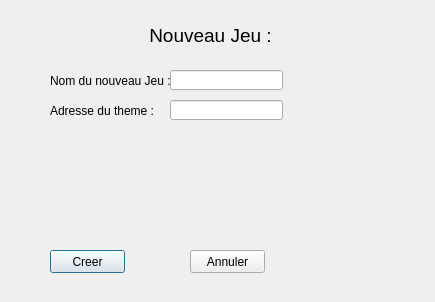
Above: sources/fenetre/formNouveauJeu.ui from helarion/Application-JDR before the change. Below: the same form after it.
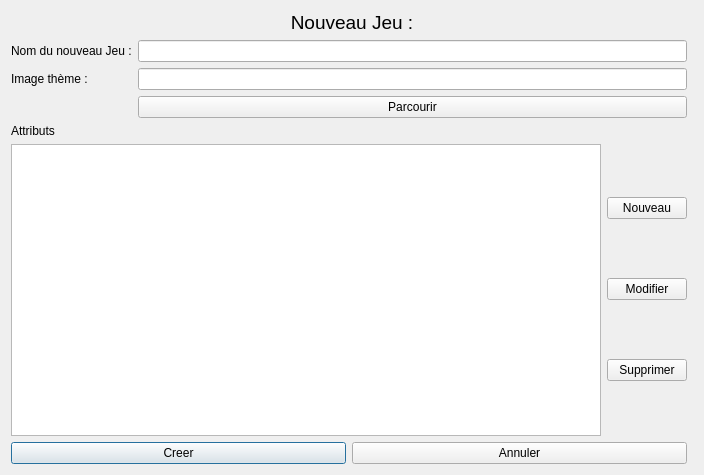
That is the form after the change.

```diff
--- a/sources/fenetre/formNouveauJeu.ui
+++ b/sources/fenetre/formNouveauJeu.ui
@@ -6,58 +6,34 @@
    <rect>
     <x>0</x>
     <y>0</y>
-    <width>435</width>
-    <height>302</height>
+    <width>704</width>
+    <height>475</height>
    </rect>
   </property>
   <property name="windowTitle">
    <string>Dialog</string>
   </property>
-  <widget class="QLabel" name="label">
-   <property name="geometry">
-    <rect>
-     <x>50</x>
-     <y>70</y>
-     <width>121</width>
-     <height>21</height>
-    </rect>
-   </property>
+  <layout class="QGridLayout" name="gridLayout">
+   <item row="6" column="0">
+    <layout class="QHBoxLayout" name="horizontalLayout_3">
+     <item>
+      <widget class="QPushButton" name="CreerJeu">
    <property name="text">
-    <string>Nom du nouveau Jeu :</string>
-   </property>
-  </widget>
-  <widget class="QLineEdit" name="NomJeu">
-   <property name="geometry">
-    <rect>
-     <x>170</x>
-     <y>70</y>
-     <width>113</width>
-     <height>20</height>
-    </rect>
-   </property>
-  </widget>
-  <widget class="QLabel" name="label_2">
-   <property name="geometry">
-    <rect>
-     <x>50</x>
-     <y>100</y>
-     <width>121</width>
-     <height>21</height>
-    </rect>
-   </property>
+        <string>Creer</string>
+       </property>
+      </widget>
+     </item>
+     <item>
+      <widget class="QPushButton" name="AnnulerJeu">
    <property name="text">
-    <string>Adresse du theme :</string>
-   </property>
-  </widget>
+        <string>Annuler</string>
+       </property>
+      </widget>
+     </item>
+    </layout>
+   </item>
+   <item row="0" column="0" colspan="2">
   <widget class="QLabel" name="label_3">
-   <property name="geometry">
-    <rect>
-     <x>40</x>
-     <y>10</y>
-     <width>341</width>
-     <height>51</height>
-    </rect>
-   </property>
    <property name="font">
     <font>
      <pointsize>14</pointsize>
@@ -70,42 +46,84 @@
     <set>Qt::AlignCenter</set>
    </property>
   </widget>
-  <widget class="QPushButton" name="CreerJeu">
-   <property name="geometry">
-    <rect>
-     <x>50</x>
-     <y>250</y>
-     <width>75</width>
-     <height>23</height>
-    </rect>
-   </property>
+   </item>
+   <item row="1" column="0">
+    <layout class="QFormLayout" name="formLayout">
+     <item row="0" column="0">
+      <widget class="QLabel" name="label">
+       <property name="text">
+        <string>Nom du nouveau Jeu :</string>
+       </property>
+      </widget>
+     </item>
+     <item row="0" column="1">
+      <widget class="QLineEdit" name="NomJeu"/>
+     </item>
+     <item row="1" column="0">
+      <widget class="QLabel" name="label_2">
    <property name="text">
-    <string>Creer</string>
-   </property>
-  </widget>
-  <widget class="QPushButton" name="AnnulerJeu">
-   <property name="geometry">
-    <rect>
-     <x>190</x>
-     <y>250</y>
-     <width>75</width>
-     <height>23</height>
-    </rect>
-   </property>
+        <string>Image thème :</string>
+       </property>
+      </widget>
+     </item>
+     <item row="1" column="1">
+      <widget class="QLineEdit" name="AdrTheme"/>
+     </item>
+     <item row="2" column="1">
+      <widget class="QPushButton" name="parcourirButton">
+       <property name="text">
+        <string>Parcourir</string>
+       </property>
+      </widget>
+     </item>
+     <item row="4" column="0" colspan="2">
+      <layout class="QHBoxLayout" name="horizontalLayout">
+       <property name="bottomMargin">
+        <number>0</number>
+       </property>
+       <item>
+        <widget class="QListWidget" name="listWidget"/>
+       </item>
+       <item>
+        <layout class="QVBoxLayout" name="verticalLayout">
+         <property name="rightMargin">
+          <number>0</number>
+         </property>
+         <item>
+          <widget class="QPushButton" name="nouveauAttributBUtton">
    <property name="text">
-    <string>Annuler</string>
-   </property>
-  </widget>
-  <widget class="QLineEdit" name="AdrTheme">
-   <property name="geometry">
-    <rect>
-     <x>170</x>
-     <y>100</y>
-     <width>113</width>
-     <height>20</height>
-    </rect>
-   </property>
-  </widget>
+            <string>Nouveau</string>
+           </property>
+          </widget>
+         </item>
+         <item>
+          <widget class="QPushButton" name="modifierAttributButton">
+           <property name="text">
+            <string>Modifier</string>
+           </property>
+          </widget>
+         </item>
+         <item>
+          <widget class="QPushButton" name="supprimerAttributButton">
+           <property name="text">
+            <string>Supprimer</string>
+           </property>
+          </widget>
+         </item>
+        </layout>
+       </item>
+      </layout>
+     </item>
+     <item row="3" column="0">
+      <widget class="QLabel" name="label_4">
+       <property name="text">
+        <string>Attributs</string>
+       </property>
+      </widget>
+     </item>
+    </layout>
+   </item>
+  </layout>
  </widget>
  <resources/>
  <connections>
```
Lines whose indentation alone changed are shown as unchanged.
